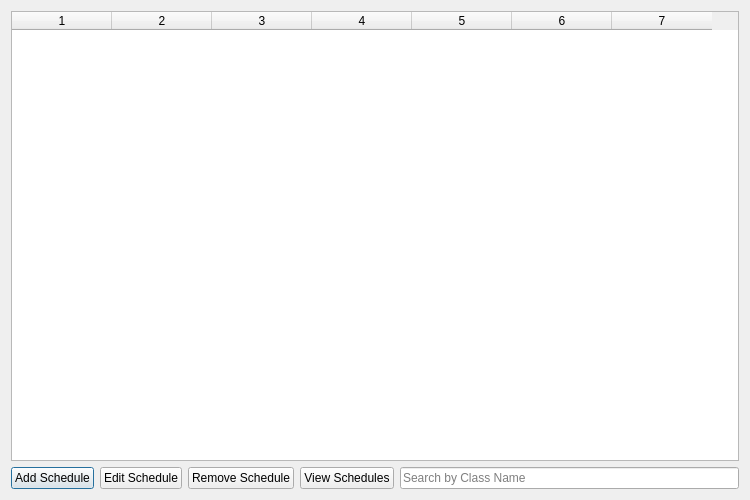
First picture: the form in AdminPanel/ClassScheduleManagement.ui, repository sarimkhan4/SchoolManagementSystem, before the edit.
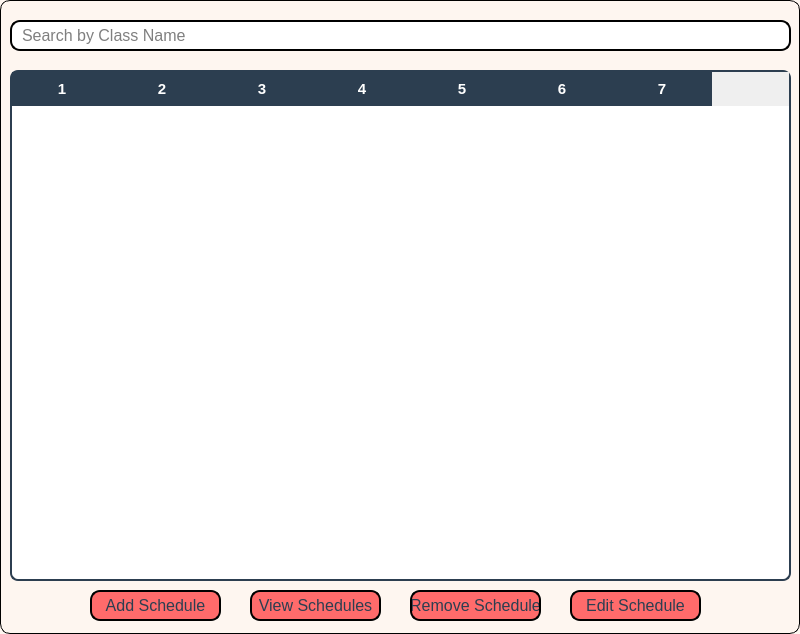
Second picture: the form after the edit.

Commit message: Ui changed and add functionality to teacher panel

```diff
--- a/AdminPanel/ClassScheduleManagement.ui
+++ b/AdminPanel/ClassScheduleManagement.ui
@@ -6,16 +6,78 @@
    <rect>
     <x>0</x>
     <y>0</y>
-    <width>750</width>
-    <height>500</height>
+    <width>800</width>
+    <height>634</height>
    </rect>
   </property>
+  <property name="sizePolicy">
+   <sizepolicy hsizetype="Preferred" vsizetype="Fixed">
+    <horstretch>0</horstretch>
+    <verstretch>0</verstretch>
+   </sizepolicy>
+  </property>
   <property name="windowTitle">
    <string>Class Schedule Management</string>
   </property>
-  <layout class="QVBoxLayout" name="verticalLayout">
-   <item>
+  <property name="styleSheet">
+   <string notr="true">QDialog#ClassScheduleManagement {
+        background-color: #fef6f0   ;
+        border: 1px solid black;
+        border-radius: 10%;
+}</string>
+  </property>
     <widget class="QTableWidget" name="scheduleTable">
+   <property name="geometry">
+    <rect>
+     <x>10</x>
+     <y>70</y>
+     <width>781</width>
+     <height>511</height>
+    </rect>
+   </property>
+   <property name="styleSheet">
+    <string notr="true">QTableView#scheduleTable {
+    border: 1.5px solid #2c3e50;
+    border-radius: 8px;
+    background-color: #ffffff;
+    font-family: 'Segoe UI', sans-serif;
+    font-size: 11pt;
+    color: #2c3e50;
+    gridline-color: #ecf0f1;
+    alternate-background-color: #f7f9fa;
+    selection-background-color: #d6eaf8;
+    selection-color: #1a252f;
+}
+
+QHeaderView::section {
+    background-color: #2c3e50;
+    color: white;
+    font-weight: bold;
+    font-size: 11pt;
+    padding: 6px;
+    border: none;
+    font-family: 'Segoe UI', sans-serif;
+}
+
+QTableWidget QTableCornerButton::section {
+    background-color: #2c3e50;
+    border: none;
+}
+
+QTableWidget::item {
+    padding: 8px 10px;
+    font-size: 9pt;
+}
+
+QTableWidget::item:selected {
+    background-color: #d6eaf8;
+    color: #1a252f;
+}
+</string>
+   </property>
+   <property name="frameShape">
+    <enum>QFrame::Shape::StyledPanel</enum>
+   </property>
      <property name="columnCount">
       <number>7</number>
      </property>
@@ -38,39 +100,83 @@
      <column/>
      <column/>
     </widget>
-   </item>
-   <item>
-    <layout class="QHBoxLayout" name="buttonLayout">
-     <item>
-      <widget class="QPushButton" name="addScheduleButton">
-       <property name="text">
-        <string>Add Schedule</string>
-       </property>
-      </widget>
-     </item>
-     <item>
       <widget class="QPushButton" name="editScheduleButton">
+   <property name="geometry">
+    <rect>
+     <x>570</x>
+     <y>590</y>
+     <width>131</width>
+     <height>31</height>
+    </rect>
+   </property>
+   <property name="styleSheet">
+    <string notr="true">QPushButton#editScheduleButton {
+    background-color: #ff6b6b;
+    border: 1.5px solid black;
+    border-radius: 10px;
+    font-size: 16px;
+        color: #2c3e50 ;
+}
+
+QPushButton#editScheduleButton:hover {
+    background-color: #ee5253;
+        color: #2c3e50 ;
+}
+
+</string>
+   </property>
        <property name="text">
         <string>Edit Schedule</string>
        </property>
       </widget>
-     </item>
-     <item>
-      <widget class="QPushButton" name="removeScheduleButton">
-       <property name="text">
-        <string>Remove Schedule</string>
-       </property>
-      </widget>
-     </item>
-     <item>
-      <widget class="QPushButton" name="viewScheduleButton">
+  <widget class="QPushButton" name="addScheduleButton">
+   <property name="geometry">
+    <rect>
+     <x>90</x>
+     <y>590</y>
+     <width>131</width>
+     <height>31</height>
+    </rect>
+   </property>
+   <property name="styleSheet">
+    <string notr="true">QPushButton#addScheduleButton {
+    background-color: #ff6b6b;
+    border: 1.5px solid black;
+    border-radius: 10px;
+    font-size: 16px;
+        color: #2c3e50 ;
+}
+
+QPushButton#addScheduleButton:hover {
+    background-color: #ee5253;
+        color: #2c3e50 ;
+}
+
+</string>
+   </property>
        <property name="text">
-        <string>View Schedules</string>
-       </property>
-      </widget>
-     </item>
-     <item>
+    <string>Add Schedule</string>
+   </property>
+  </widget>
       <widget class="QLineEdit" name="searchBar">
+   <property name="geometry">
+    <rect>
+     <x>10</x>
+     <y>20</y>
+     <width>781</width>
+     <height>31</height>
+    </rect>
+   </property>
+   <property name="styleSheet">
+    <string notr="true">QLineEdit#searchBar {
+    color: black;;
+    border: 1.5px solid black;;
+    border-radius: 10px;
+        font-size: 16px;
+        padding: 0px 8px 0px 8px;
+}
+</string>
+   </property>
        <property name="text">
         <string/>
        </property>
@@ -78,10 +184,64 @@
         <string>Search by Class Name </string>
        </property>
       </widget>
-     </item>
-    </layout>
-   </item>
-  </layout>
+  <widget class="QPushButton" name="viewScheduleButton">
+   <property name="geometry">
+    <rect>
+     <x>250</x>
+     <y>590</y>
+     <width>131</width>
+     <height>31</height>
+    </rect>
+   </property>
+   <property name="styleSheet">
+    <string notr="true">QPushButton#viewScheduleButton {
+    background-color: #ff6b6b;
+    border: 1.5px solid black;
+    border-radius: 10px;
+    font-size: 16px;
+        color: #2c3e50 ;
+}
+
+QPushButton#viewScheduleButton:hover {
+    background-color: #ee5253;
+        color: #2c3e50 ;
+}
+
+</string>
+   </property>
+   <property name="text">
+    <string>View Schedules</string>
+   </property>
+  </widget>
+  <widget class="QPushButton" name="removeScheduleButton">
+   <property name="geometry">
+    <rect>
+     <x>410</x>
+     <y>590</y>
+     <width>131</width>
+     <height>31</height>
+    </rect>
+   </property>
+   <property name="styleSheet">
+    <string notr="true">QPushButton#removeScheduleButton {
+    background-color: #ff6b6b;
+    border: 1.5px solid black;
+    border-radius: 10px;
+    font-size: 16px;
+        color: #2c3e50 ;
+}
+
+QPushButton#removeScheduleButton:hover {
+    background-color: #ee5253;
+        color: #2c3e50 ;
+}
+
+</string>
+   </property>
+   <property name="text">
+    <string>Remove Schedule</string>
+   </property>
+  </widget>
  </widget>
  <resources/>
  <connections/>
```
Lines whose indentation alone changed are shown as unchanged. The commit also changes 103 other files.
